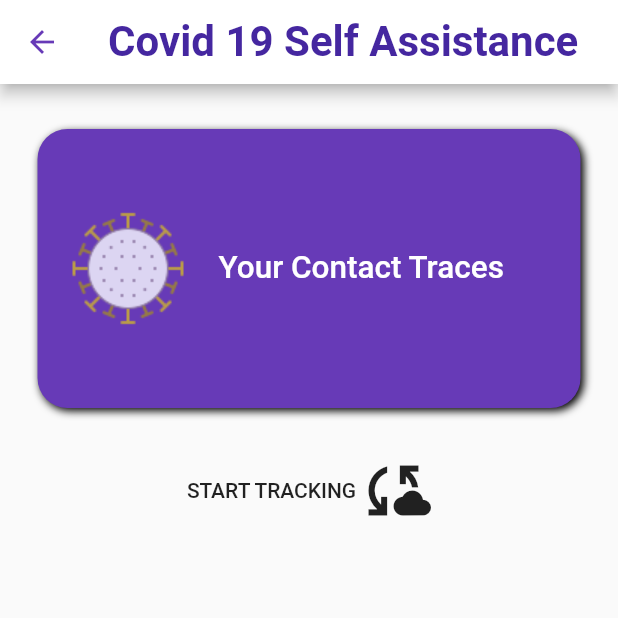
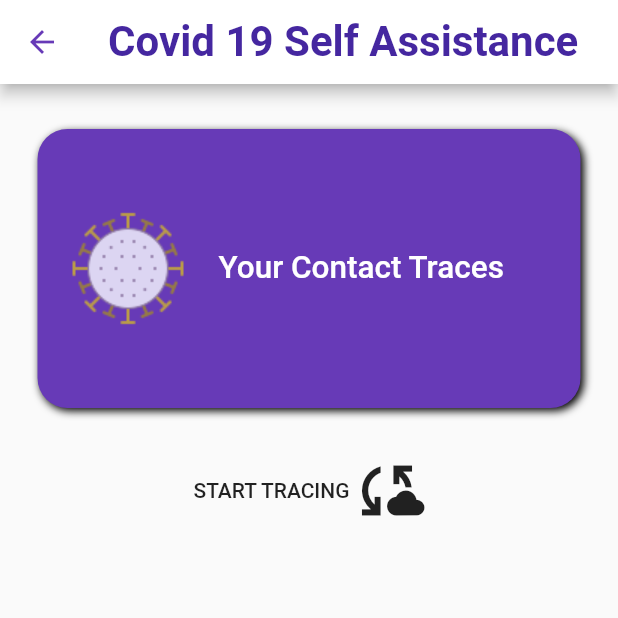
Before and after one commit to Covid-19-Self-Assistant/Final-Project-Mobile-APP, a Flutter app: the ShowDevices screen opened by its route, on a phone screen of 412 x 824 dp, the top half of it. Run offline on Flutter 3.47's test engine with Material 2 defaults, Android fonts, the phone set to English and light mode, and no system bars; our stand-ins replace animate_do, cloud_firestore, dio, firebase_auth, firebase_core, firebase_storage and 5 more; missing offline and left inert: flutter_email_sender, qr_code_scanner; accounts and stored records are empty.

Commit message:
showDevices changes

```diff
--- a/lib/profile_page/ProfilePage.dart
+++ b/lib/profile_page/ProfilePage.dart
@@ -55,6 +55,7 @@ class _ProfilePageState extends State<ProfilePage> {
       setState(() {
         isProfileLoading = false;
       });
+      // ignore: todo
       // TODO: error handling
     }
   }
--- a/lib/tracing_controller/ShowDevices.dart
+++ b/lib/tracing_controller/ShowDevices.dart
@@ -198,7 +198,7 @@ class _ShowDevicesState extends State<ShowDevices> {
                 mainAxisAlignment: MainAxisAlignment.center,
                 children: [
                   Text(
-                    "START TRACKING",
+                    "START TRACING",
                   ),
                   Icon(
                     Icons.cloud_sync_sharp,
```
